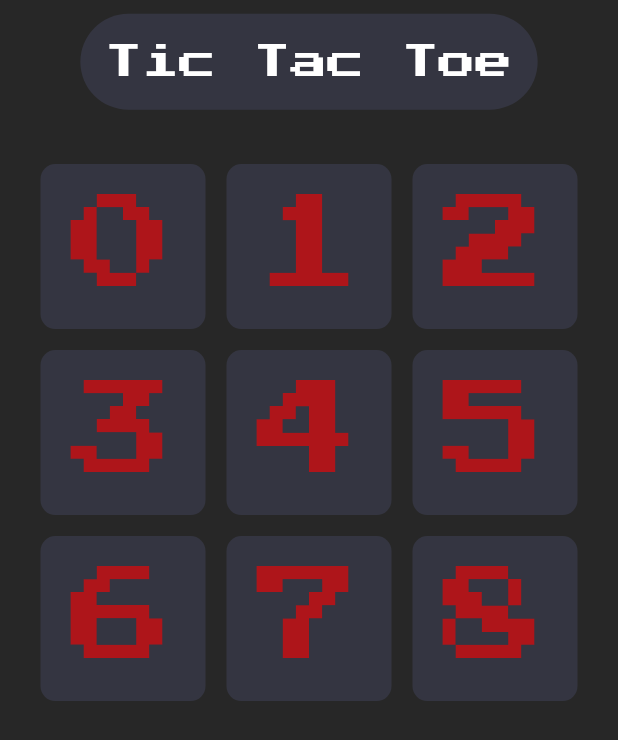
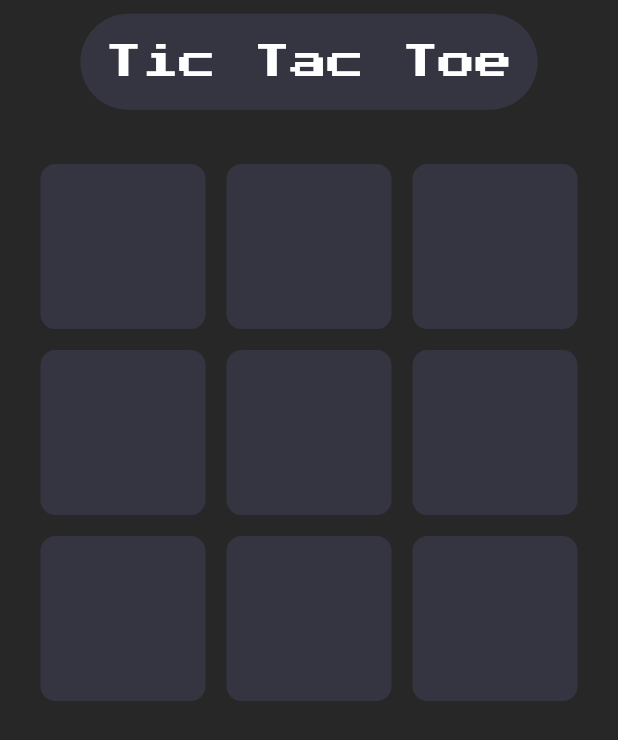
Before and after one commit to gaurav1-9/tic_tac_toe_app, a Flutter app: the screen it shows after launch, on a phone screen of 412 x 824 dp. Shown: the top 740 px of the screen. Run offline on Flutter 3.47's test engine with Material 3 defaults, Android fonts, the phone set to English and light mode, and no system bars; our stand-ins replace google_fonts.

Commit message:
tapping feature added

```diff
--- a/lib/tic_tac_toe.dart
+++ b/lib/tic_tac_toe.dart
@@ -55,7 +55,11 @@ class _TicTacToeState extends State<TicTacToe> {
             gridDelegate: const SliverGridDelegateWithFixedCrossAxisCount(
                 crossAxisCount: 3),
             itemBuilder: (BuildContext ctx, int index) {
-              return Center(
+              return GestureDetector(
+                onTap: () {
+                  _tapped(index);
+                },
+                child: Center(
                   child: Container(
                     height: 110,
                     width: 110,
@@ -68,12 +72,11 @@ class _TicTacToeState extends State<TicTacToe> {
                     ),
                     child: Center(
                       child: Text(
-                      index.toString(),
+                        gridValue[index],
                         style: TextStyle(
-                        color: (!isXTurn)
-                            ? AppColor.white.withOpacity(0.4)
-                            : AppColor.red.withOpacity(0.6),
+                          color: AppColor.white.withOpacity(0.4),
                           fontSize: 70,
+                        ),
                       ),
                     ),
                   ),
@@ -83,4 +86,16 @@ class _TicTacToeState extends State<TicTacToe> {
       ),
     );
   }
+
+  void _tapped(int index) {
+    setState(() {
+      if (isXTurn) {
+        gridValue[index] = 'X';
+        isXTurn = false;
+      } else {
+        gridValue[index] = '0';
+        isXTurn = true;
       }
+    });
+  }
+}
```
Lines whose indentation alone changed are shown as unchanged.
